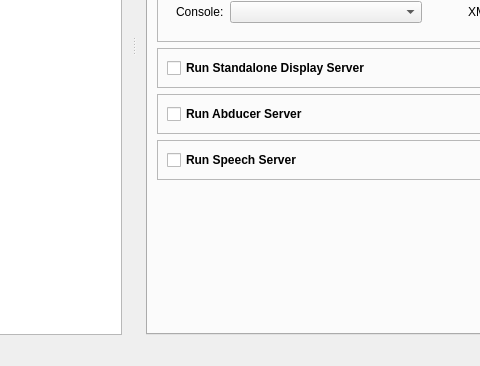
Qt form tools/castctrl/trunk/qtui/mainwindow.ui (marc-hanheide/cogx) before a commit; both pictures show x 128 to 608 and y 302 to 668 of the 883 by 668 pixel window.
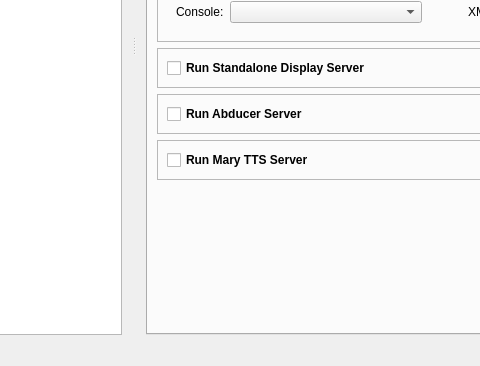
The same form after that commit. The open tabs and pages were chosen to show the change. Icons and pictures are not drawn.

Commit message: castctrl: renamed speech to mary.tts

Diff of the .ui file:
```diff
--- a/tools/castctrl/trunk/qtui/mainwindow.ui
+++ b/tools/castctrl/trunk/qtui/mainwindow.ui
@@ -974,7 +974,7 @@
                     </font>
                    </property>
                    <property name="text">
-                    <string>Run Speech Server</string>
+                    <string>Run Mary TTS Server</string>
                    </property>
                   </widget>
                  </item>
```
The commit also changes 2 other files.
